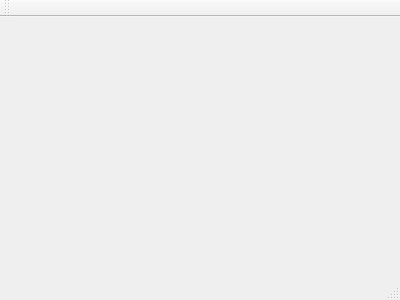
tuxun/hidapi, file apps/hid_debug_gui/mainwindow.ui: the form before one commit.
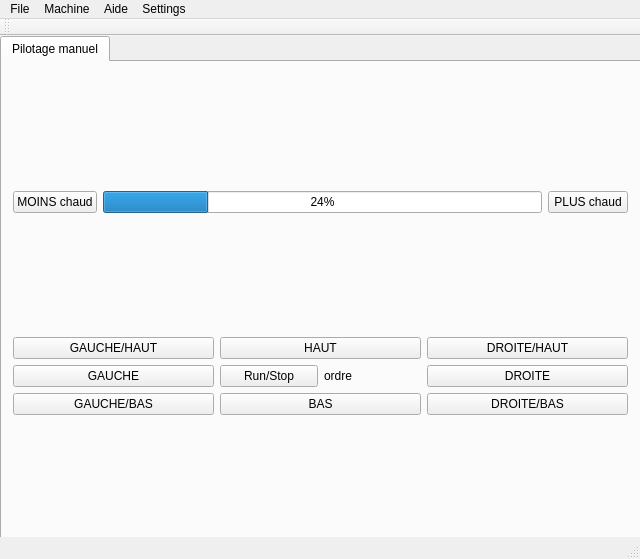
The form after the commit.

Commit message:
Mode manuel
ajout d'un bouton de connexion, et de l'interface de pilotage manuel Linucut
To finish: working connection version + device output logging + linux version

The edit to the form file:
```diff
--- a/apps/hid_debug_gui/mainwindow.ui
+++ b/apps/hid_debug_gui/mainwindow.ui
@@ -1,24 +1,298 @@
 <ui version="4.0">
  <class>MainWindow</class>
- <widget class="QMainWindow" name="MainWindow" >
-  <property name="geometry" >
+ <widget class="QMainWindow" name="MainWindow">
+  <property name="windowModality">
+   <enum>Qt::NonModal</enum>
+  </property>
+  <property name="geometry">
    <rect>
     <x>0</x>
     <y>0</y>
-    <width>400</width>
-    <height>300</height>
+    <width>640</width>
+    <height>559</height>
    </rect>
   </property>
-  <property name="windowTitle" >
+  <property name="sizePolicy">
+   <sizepolicy hsizetype="Expanding" vsizetype="Expanding">
+    <horstretch>0</horstretch>
+    <verstretch>0</verstretch>
+   </sizepolicy>
+  </property>
+  <property name="windowTitle">
    <string>MainWindow</string>
   </property>
-  <widget class="QMenuBar" name="menuBar" />
-  <widget class="QToolBar" name="mainToolBar" />
-  <widget class="QWidget" name="centralWidget" />
-  <widget class="QStatusBar" name="statusBar" />
+  <property name="dockNestingEnabled">
+   <bool>true</bool>
+  </property>
+  <property name="dockOptions">
+   <set>QMainWindow::AllowNestedDocks|QMainWindow::AllowTabbedDocks|QMainWindow::AnimatedDocks|QMainWindow::VerticalTabs</set>
+  </property>
+  <widget class="QWidget" name="centralWidget">
+   <property name="sizePolicy">
+    <sizepolicy hsizetype="Expanding" vsizetype="Expanding">
+     <horstretch>0</horstretch>
+     <verstretch>0</verstretch>
+    </sizepolicy>
+   </property>
+   <widget class="QTabWidget" name="verticalTabWidget">
+    <property name="geometry">
+     <rect>
+      <x>0</x>
+      <y>0</y>
+      <width>641</width>
+      <height>511</height>
+     </rect>
+    </property>
+    <property name="sizePolicy">
+     <sizepolicy hsizetype="Expanding" vsizetype="Expanding">
+      <horstretch>0</horstretch>
+      <verstretch>0</verstretch>
+     </sizepolicy>
+    </property>
+    <property name="currentIndex">
+     <number>0</number>
+    </property>
+    <widget class="QWidget" name="verticalTabWidgetPage1">
+     <attribute name="title">
+      <string>Pilotage manuel</string>
+     </attribute>
+     <layout class="QVBoxLayout" name="verticalLayout">
+      <item>
+       <layout class="QHBoxLayout" name="horizontalLayout_2">
+        <item>
+         <widget class="QPushButton" name="moinschaudButton">
+          <property name="text">
+           <string>MOINS chaud</string>
+          </property>
+         </widget>
+        </item>
+        <item>
+         <widget class="QProgressBar" name="tempbare">
+          <property name="value">
+           <number>24</number>
+          </property>
+         </widget>
+        </item>
+        <item>
+         <widget class="QPushButton" name="pluschaudButton">
+          <property name="text">
+           <string>PLUS chaud</string>
+          </property>
+         </widget>
+        </item>
+       </layout>
+      </item>
+      <item>
+       <layout class="QGridLayout" name="gridLayout">
+        <item row="3" column="0">
+         <widget class="QPushButton" name="bgButton">
+          <property name="text">
+           <string>GAUCHE/BAS</string>
+          </property>
+         </widget>
+        </item>
+        <item row="1" column="1">
+         <widget class="QPushButton" name="hButton">
+          <property name="text">
+           <string>HAUT</string>
+          </property>
+         </widget>
+        </item>
+        <item row="3" column="1">
+         <widget class="QPushButton" name="bButton">
+          <property name="text">
+           <string>BAS</string>
+          </property>
+         </widget>
+        </item>
+        <item row="1" column="0">
+         <widget class="QPushButton" name="hgButton">
+          <property name="text">
+           <string>GAUCHE/HAUT</string>
+          </property>
+         </widget>
+        </item>
+        <item row="1" column="2">
+         <widget class="QPushButton" name="hdButton">
+          <property name="text">
+           <string>DROITE/HAUT</string>
+          </property>
+         </widget>
+        </item>
+        <item row="3" column="2">
+         <widget class="QPushButton" name="bdButton">
+          <property name="text">
+           <string>DROITE/BAS</string>
+          </property>
+         </widget>
+        </item>
+        <item row="2" column="0">
+         <widget class="QPushButton" name="gButton">
+          <property name="text">
+           <string>GAUCHE</string>
+          </property>
+         </widget>
+        </item>
+        <item row="2" column="2">
+         <widget class="QPushButton" name="dButton">
+          <property name="text">
+           <string>DROITE</string>
+          </property>
+         </widget>
+        </item>
+        <item row="2" column="1">
+         <layout class="QHBoxLayout" name="horizontalLayout">
+          <item>
+           <widget class="QPushButton" name="runstopbutton">
+            <property name="text">
+             <string>Run/Stop</string>
+            </property>
+           </widget>
+          </item>
+          <item>
+           <widget class="QLabel" name="movewaylabel">
+            <property name="text">
+             <string>ordre</string>
+            </property>
+           </widget>
+          </item>
+         </layout>
+        </item>
+       </layout>
+      </item>
+     </layout>
+    </widget>
+   </widget>
+  </widget>
+  <widget class="QMenuBar" name="menuBar">
+   <property name="geometry">
+    <rect>
+     <x>0</x>
+     <y>0</y>
+     <width>640</width>
+     <height>18</height>
+    </rect>
+   </property>
+   <widget class="QMenu" name="menuM">
+    <property name="title">
+     <string>File</string>
+    </property>
+    <addaction name="actionImport"/>
+    <addaction name="actionQuitter"/>
+   </widget>
+   <widget class="QMenu" name="menuStatut">
+    <property name="title">
+     <string>Machine</string>
+    </property>
+    <addaction name="actionV_rifier_mahine"/>
+    <addaction name="actionNouvelle"/>
+    <addaction name="actionConnecter"/>
+   </widget>
+   <widget class="QMenu" name="menuAide">
+    <property name="title">
+     <string>Aide</string>
+    </property>
+    <addaction name="actionInfo"/>
+    <addaction name="actionManuel"/>
+    <addaction name="actionDebug"/>
+   </widget>
+   <widget class="QMenu" name="menuSettings">
+    <property name="title">
+     <string>Settings</string>
+    </property>
+    <widget class="QMenu" name="menuScreen_size">
+     <property name="title">
+      <string>Screen size</string>
+     </property>
+     <addaction name="actionLittle_height_1024px"/>
+     <addaction name="actionNormal_15_fullscreen_test"/>
+     <addaction name="actionAutodetect"/>
+    </widget>
+    <addaction name="actionLibrary_path"/>
+    <addaction name="menuScreen_size"/>
+    <addaction name="actionToggle_Library"/>
+   </widget>
+   <addaction name="menuM"/>
+   <addaction name="menuStatut"/>
+   <addaction name="menuAide"/>
+   <addaction name="menuSettings"/>
+  </widget>
+  <widget class="QToolBar" name="mainToolBar">
+   <attribute name="toolBarArea">
+    <enum>TopToolBarArea</enum>
+   </attribute>
+   <attribute name="toolBarBreak">
+    <bool>false</bool>
+   </attribute>
+  </widget>
+  <widget class="QStatusBar" name="statusBar"/>
+  <action name="actionQuitter">
+   <property name="text">
+    <string>Quitter</string>
+   </property>
+  </action>
+  <action name="actionV_rifier_mahine">
+   <property name="text">
+    <string>Vérifier machine</string>
+   </property>
+  </action>
+  <action name="actionInfo">
+   <property name="text">
+    <string>Info</string>
+   </property>
+  </action>
+  <action name="actionManuel">
+   <property name="text">
+    <string>Manuel</string>
+   </property>
+  </action>
+  <action name="actionDebug">
+   <property name="text">
+    <string>Debug</string>
+   </property>
+  </action>
+  <action name="actionNouvelle">
+   <property name="text">
+    <string>Nouvelle...</string>
+   </property>
+  </action>
+  <action name="actionConnecter">
+   <property name="text">
+    <string>Connecter...</string>
+   </property>
+  </action>
+  <action name="actionLibrary_path">
+   <property name="text">
+    <string>Library path...</string>
+   </property>
+  </action>
+  <action name="actionLittle_height_1024px">
+   <property name="text">
+    <string>Little(height&lt;960px)</string>
+   </property>
+  </action>
+  <action name="actionNormal_15_fullscreen_test">
+   <property name="text">
+    <string>normal(15&quot; fullscreen test)</string>
+   </property>
+  </action>
+  <action name="actionAutodetect">
+   <property name="text">
+    <string>Autodetect</string>
+   </property>
+  </action>
+  <action name="actionImport">
+   <property name="text">
+    <string>Import</string>
+   </property>
+  </action>
+  <action name="actionToggle_Library">
+   <property name="text">
+    <string>Toggle Library</string>
+   </property>
+  </action>
  </widget>
- <layoutDefault spacing="6" margin="11" />
- <pixmapfunction></pixmapfunction>
+ <layoutdefault spacing="6" margin="11"/>
  <resources/>
  <connections/>
 </ui>
```
Left out of the diff: 1 changed line with no effect on the pictures. The commit also changes 103 other files.
